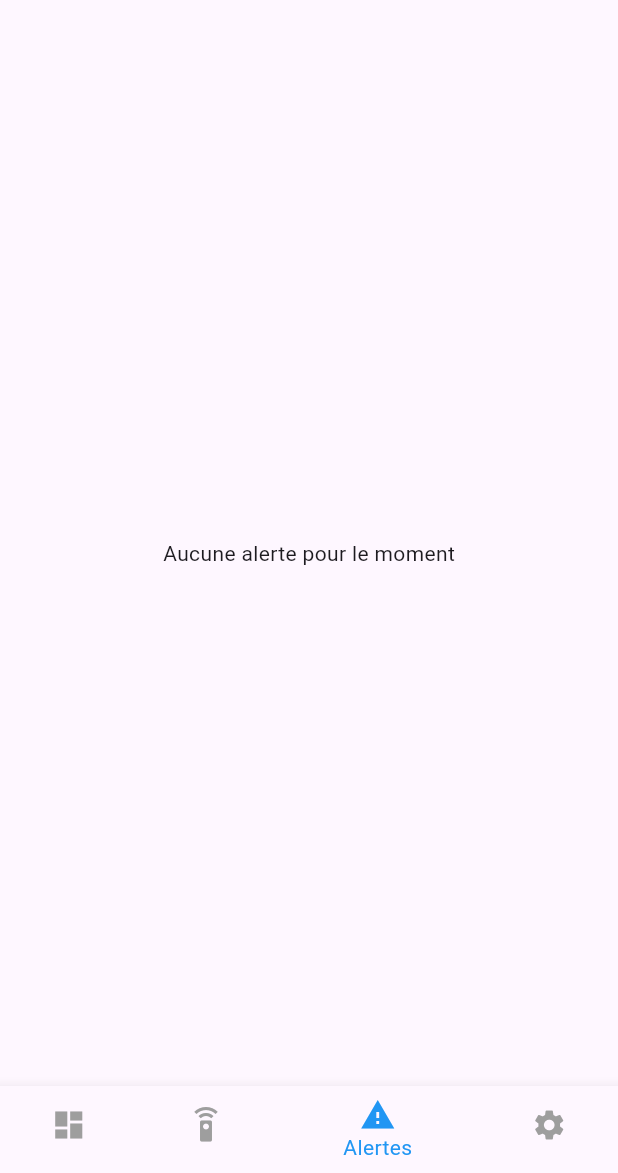
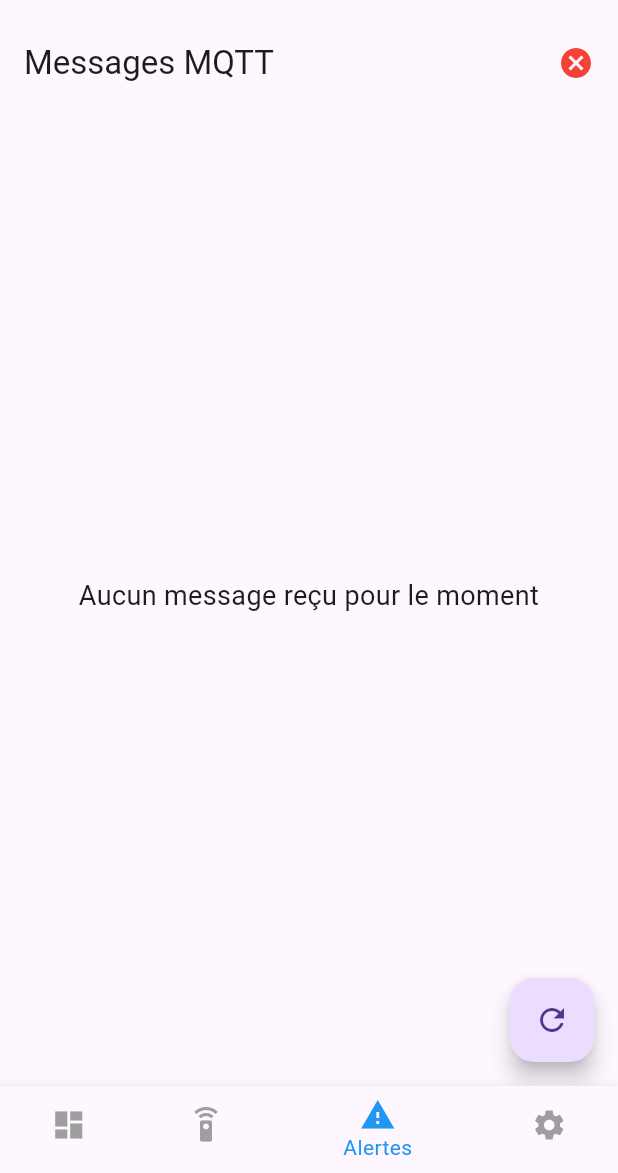
Before and after one commit to nolan450/flutter_app_house, a Flutter app: the screen it shows after launch, item 3 of the bottom bar chosen, on a phone screen of 412 x 824 dp, the part 63-1236 px from its top. Run offline on Flutter 3.47's test engine with Material 3 defaults, Android fonts, the phone set to English and light mode, and no system bars; missing offline and left inert: mqtt_client.

Commit message:
maj mqtt flutter

```diff
--- a/lib/my_mqtt.dart
+++ b/lib/my_mqtt.dart
@@ -12,12 +12,12 @@ import 'package:mqtt_client/mqtt_server_client.dart';
 
 class MyMqtt {
 
-  final client = MqttServerClient.withPort('c481edae58bf457888d878308efb9ae0.s1.eu.hivemq.cloud', '', 8883);
+  final client = MqttServerClient.withPort('0d773a1094b84a4a982ea09b1ded8ae9.s1.eu.hivemq.cloud', '', 8883);
 
   var pongCount = 0; // Pong counter
   var pingCount = 0; // Ping counter
-  var username = "connectHouse";
-  var password = "Azerty1234";
+  var username = "nolan";
+  var password = "Test97450";
 
 
 Future<int> test() async {
@@ -35,6 +35,8 @@ Future<int> test() async {
 
   /// Set logging on if needed, defaults to off
   client.logging(on: false);
+
+  client.secure = true;
 
   /// Set the correct MQTT protocol for mosquito
   client.setProtocolV311();
--- a/lib/src/pages/dashboard_page.dart
+++ b/lib/src/pages/dashboard_page.dart
@@ -6,7 +6,7 @@ class DashboardPage extends StatelessWidget {
     return const Center(
       child: Column(
         mainAxisAlignment: MainAxisAlignment.center,
-        children: const [
+        children: [
           Text('Température : 22°C'),
           Text('Humidité : 60%'),
           Text('Gaz détecté : Non'),
--- a/lib/src/pages/home_page.dart
+++ b/lib/src/pages/home_page.dart
@@ -18,7 +18,8 @@ class _HomePageState extends State<HomePage> {
   final List<Widget> _pages = [
     DashboardPage(), // Page pour le monitoring
     ControlPage(),   // Page pour le contrôle
-    AlertsPage(),    // Page pour les alertes
+    const MqttMessageScreen(),
+    //AlertsPage(),    // Page pour les alertes
     SettingsPage(),  // Page pour les paramètres
   ];
 
--- a/lib/src/pages/mqtt_message_screen.dart
+++ b/lib/src/pages/mqtt_message_screen.dart
@@ -20,7 +20,7 @@ class _MqttMessageScreenState extends State<MqttMessageScreen> {
     super.initState();
 
     // on s'arrete ici
-    return;
+    //return;
     // Initialiser MQTT et écouter les messages
     myMqtt.test();
 
--- a/lib/src/pages/settings_page.dart
+++ b/lib/src/pages/settings_page.dart
@@ -3,8 +3,8 @@ import 'package:flutter/material.dart';
 class SettingsPage extends StatelessWidget {
   @override
   Widget build(BuildContext context) {
-    return Center(
-      child: const Text('Page de paramètres en cours de développement'),
+    return const Center(
+      child: Text('Page de paramètres en cours de développement'),
     );
   }
 }
```
